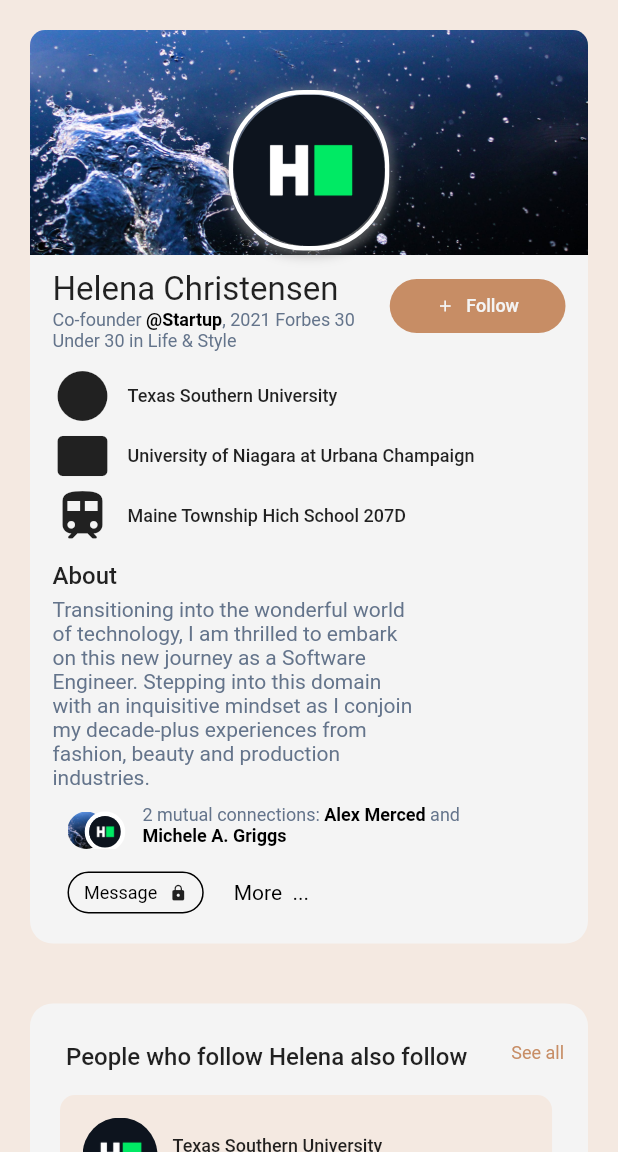
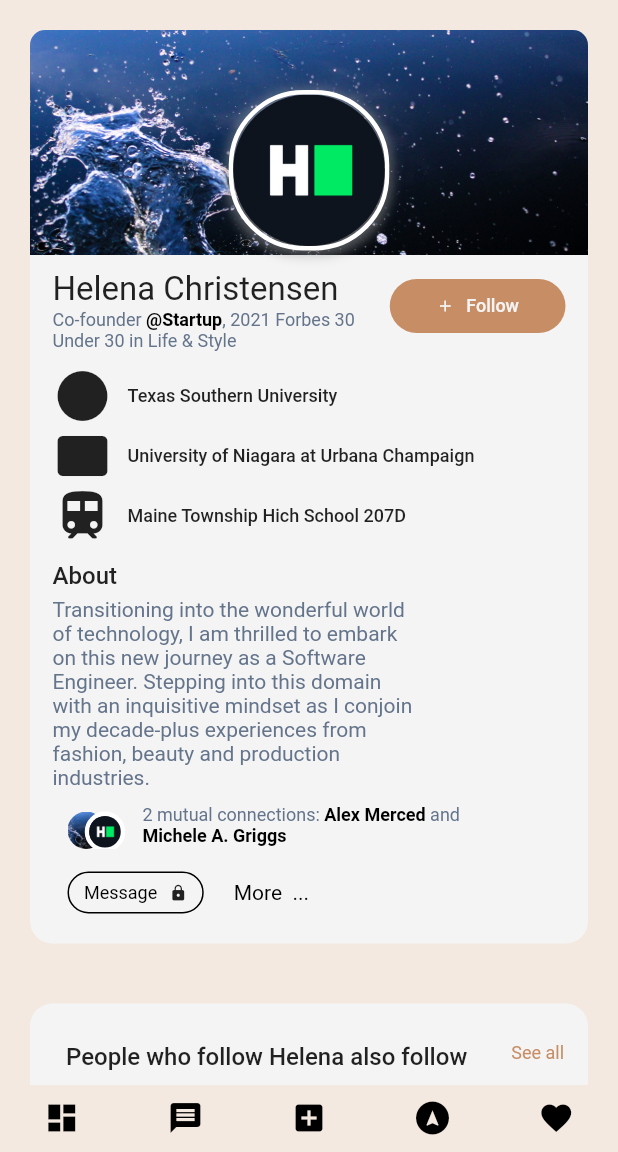
Before and after one commit to KumariChanda/flutter_responsive_ui, a Flutter app: the screen it shows after launch, on a phone screen of 412 x 824 dp, the part 84-1236 px from its top. Run offline on Flutter 3.47's test engine with Material 2 defaults, Android fonts, the phone set to English and light mode, and no system bars; our stand-ins replace flutter_svg; missing offline and left inert: dart:ffi.

Commit message:
mobile bottom

```diff
--- a/lib/responsive/mobile_scaffold.dart
+++ b/lib/responsive/mobile_scaffold.dart
@@ -2,6 +2,7 @@ import 'package:flutter/material.dart';
 import 'package:flutter_svg/svg.dart';
 import 'package:xebia_delivery/gen/assets.gen.dart';
 import 'package:xebia_delivery/responsive/colors_applied.dart';
+import 'package:xebia_delivery/responsive/components/five_icon_desktop_tablet.dart';
 import 'package:xebia_delivery/responsive/components/full_body.dart';
 import 'package:xebia_delivery/responsive/components/full_side_menu.dart';
 
@@ -73,7 +74,9 @@ class MobileScaffold extends StatelessWidget {
         ),
       ),
       body: SafeArea(
-        child: Expanded(
+        child: Column(
+          children: [
+            Expanded(
               child: ListView(
                 children: const <Widget>[
                   FullBody(
@@ -82,6 +85,9 @@ class MobileScaffold extends StatelessWidget {
                 ],
               ),
             ),
+            const SizedBox(height: 45, child: FiveIconRows()),
+          ],
+        ),
       ),
     );
   }
```
Lines whose indentation alone changed are shown as unchanged.
